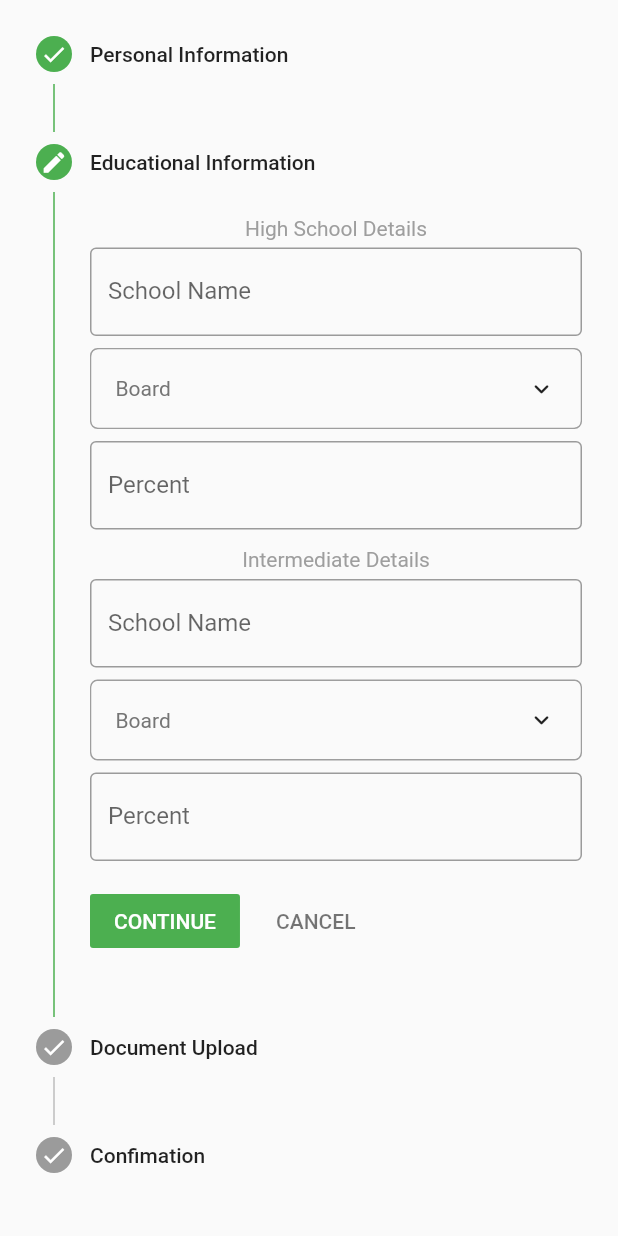
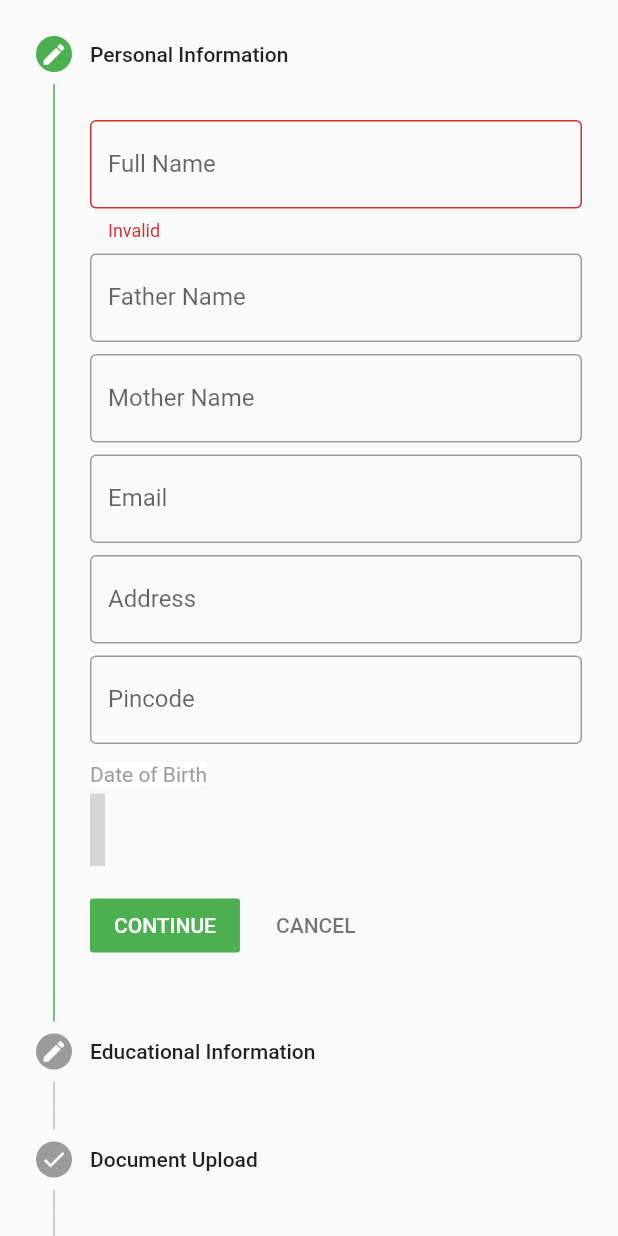
Before and after one commit to shivasharma9896/siksha_anudan, a Flutter app: the Registration_Student screen opened by its route, after a tap on "CONTINUE", on a phone screen of 412 x 824 dp. Run offline on Flutter 3.47's test engine with Material 2 defaults, Android fonts, the phone set to English and light mode, and no system bars; drawn by our look-alikes of animated_custom_dropdown; our stand-ins replace firebase_auth, firebase_core, flutter_svg, flutter_switch, google_nav_bar, image_picker and 4 more; missing offline and left inert: dart:ffi, datepicker_dropdown, drop_down_list, endless, paginated_search_bar; accounts and stored records are empty; network calls fail; grey boxes are pictures that could not be loaded.

Commit message:
Initial commit

```diff
--- a/lib/Registration_Student_Page.dart
+++ b/lib/Registration_Student_Page.dart
@@ -18,6 +18,7 @@ class Registration_Student extends StatefulWidget {
 
 class _Registration_Student extends State<Registration_Student> {
   int _activeStepIndex = 0;
+  final _formKey = GlobalKey<FormState>();
   TextEditingController name=TextEditingController();
   TextEditingController fname=TextEditingController();
   TextEditingController mname=TextEditingController();
@@ -94,12 +95,15 @@ class _Registration_Student extends State<Registration_Student> {
 
     return File(imagePath).copy(image.path);
   }
+
   List<Step> stepList() => [
         Step(
             state:_activeStepIndex<=0?StepState.editing : StepState.complete,
             isActive:_activeStepIndex>=0,
             title: const Text('Personal Information'),
-            content: Container(
+            content: SingleChildScrollView(
+              child: Form(
+              key: _formKey,
               child: Column(
                 mainAxisAlignment: MainAxisAlignment.start,
                 crossAxisAlignment:CrossAxisAlignment.start,
@@ -107,12 +111,19 @@ class _Registration_Student extends State<Registration_Student> {
                   const SizedBox(
                     height: 8,
                   ),
-                  TextField(
+                  TextFormField(
                     controller: name,
                     decoration: const InputDecoration(
                       border: OutlineInputBorder(),
                       labelText: 'Full Name',
                     ),
+                    validator:(name){
+                      if(name!.isEmpty ||! RegExp(r'[a-z A-Z]+$').hasMatch(name!)){
+                        return "Invalid";
+                      }else{
+                        return null;
+                      }
+                    }
                   ),
                   const SizedBox(
                     height: 8,
@@ -207,7 +218,8 @@ class _Registration_Student extends State<Registration_Student> {
                   ),
                 ],
               ),
-            )
+            ),
+  )
         ),
         Step(
             state:_activeStepIndex<=1?StepState.editing : StepState.complete,
@@ -259,6 +271,7 @@ class _Registration_Student extends State<Registration_Student> {
                       border: OutlineInputBorder(),
                       labelText: 'Percent',
                     ),
+
                   ),
                   const SizedBox(
                     height: 12,
@@ -523,16 +536,15 @@ Widget CustomButton({
   @override
   Widget build(BuildContext context) {
     return Scaffold(
-
         body: Stepper(
           currentStep: _activeStepIndex,
             steps: stepList(),
           onStepContinue: (){
-           if(_activeStepIndex<(stepList().length-1)){
-             _activeStepIndex+=1;
-           }
+
            setState((){
-
+             if(_activeStepIndex<(stepList().length-1) && _formKey.currentState!.validate()){
+               _activeStepIndex+=1;
+             }
            });
           },
           onStepCancel: (){
--- a/pubspec.yaml
+++ b/pubspec.yaml
@@ -44,9 +44,11 @@ dependencies:
   path_provider: ^2.0.10
   flutter_switch: ^0.3.2
   modal_progress_hud_nsn: ^0.2.1
+  cool_stepper: ^1.2.1
   # The following adds the Cupertino Icons font to your application.
   # Use with the CupertinoIcons class for iOS style icons.
   cupertino_icons: ^1.0.4
+  validation_extensions: ^1.0.1
 
 dev_dependencies:
   flutter_test:
```
Also changed, not shown: lib/Registration_Donar_Page.dart (added), pubspec.lock.
